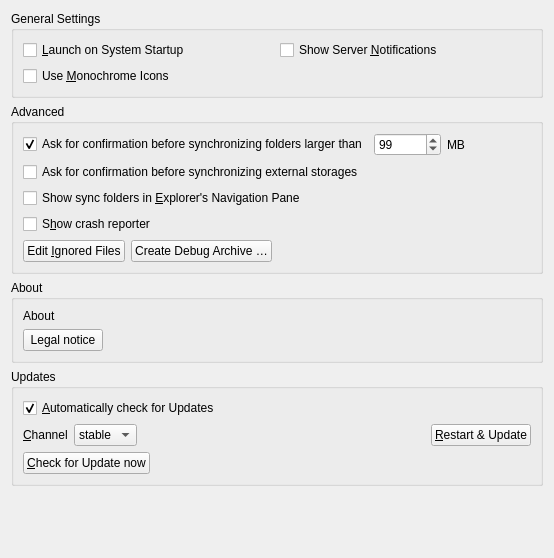
Above: src/gui/generalsettings.ui from nextcloud/desktop before the change. Below: the same form after it.
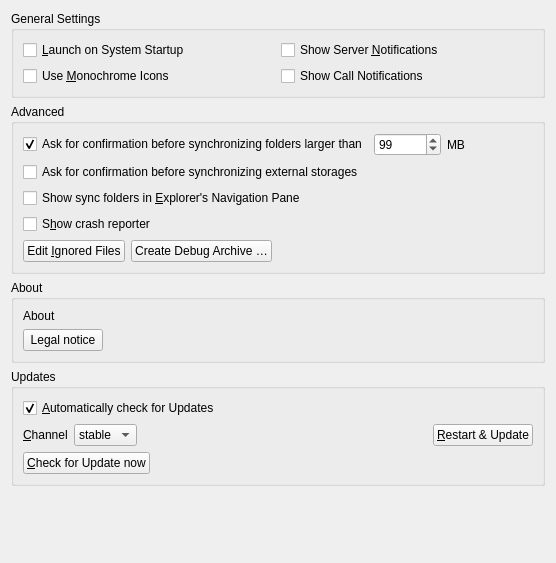
That is the form after the change.

Commit message: Add an incoming talk call notification to the desktop client

Diff of the .ui file:
```diff
--- a/src/gui/generalsettings.ui
+++ b/src/gui/generalsettings.ui
@@ -6,8 +6,8 @@
    <rect>
     <x>0</x>
     <y>0</y>
-    <width>554</width>
-    <height>558</height>
+    <width>556</width>
+    <height>563</height>
    </rect>
   </property>
   <property name="windowTitle">
@@ -90,6 +90,13 @@
         </property>
        </widget>
       </item>
+      <item row="1" column="1">
+       <widget class="QCheckBox" name="callNotificationsCheckBox">
+        <property name="text">
+         <string>Show Call Notifications</string>
+        </property>
+       </widget>
+      </item>
      </layout>
     </widget>
    </item>
```
The commit also changes 20 other files.
